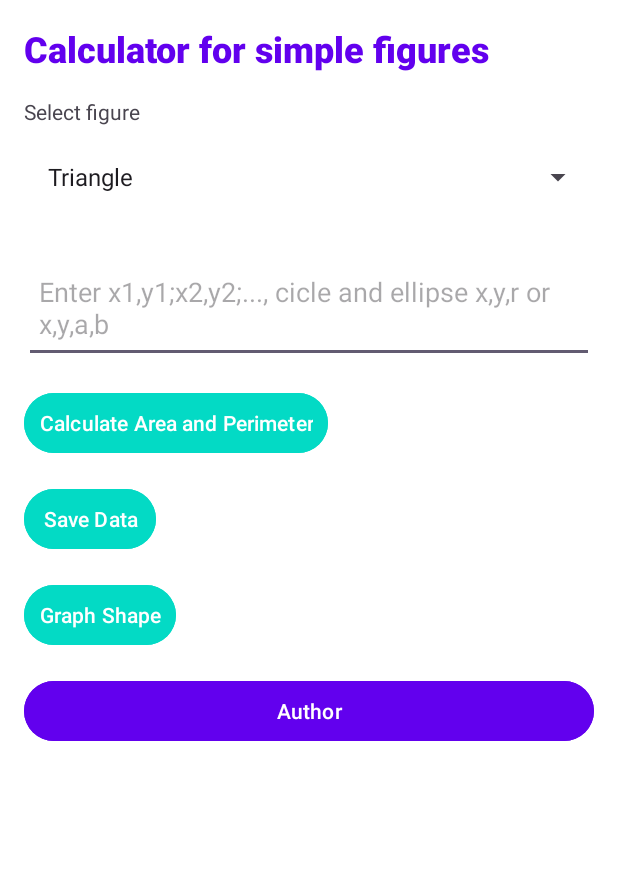
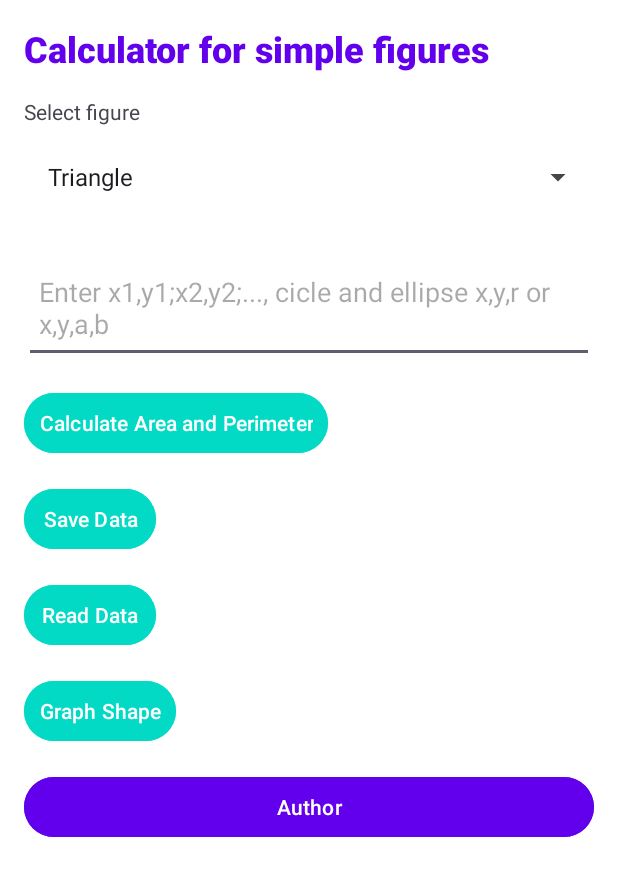
Before and after one commit to kkommatt/Lab1_MobileProgramming, an Android app: the screen it shows after launch (MainActivity), on a phone screen of 412 x 824 dp. Shown: the top 876 px of the screen. Run offline under Robolectric (Android 15) with nearby library versions, the phone set to English and light mode, and no system bars.

```diff
--- a/app/src/main/res/layout/activity_main.xml
+++ b/app/src/main/res/layout/activity_main.xml
@@ -58,6 +58,17 @@
         android:textColor="#FFFFFF" />
 
     <Button
+        android:id="@+id/readButton"
+        android:layout_width="wrap_content"
+        android:layout_height="wrap_content"
+        android:text="Read Data"
+        android:layout_marginBottom="16dp"
+        android:backgroundTint="@color/colorAccent"
+        android:fontFamily="sans-serif-medium"
+        android:padding="10dp"
+        android:textColor="#FFFFFF"/>
+
+    <Button
         android:id="@+id/graphButton"
         android:layout_width="wrap_content"
         android:layout_height="wrap_content"
```
Also changed, not shown: app/src/main/java/com/example/lab1_mobileprogramming/MainActivity.java (+47 -2 lines).
